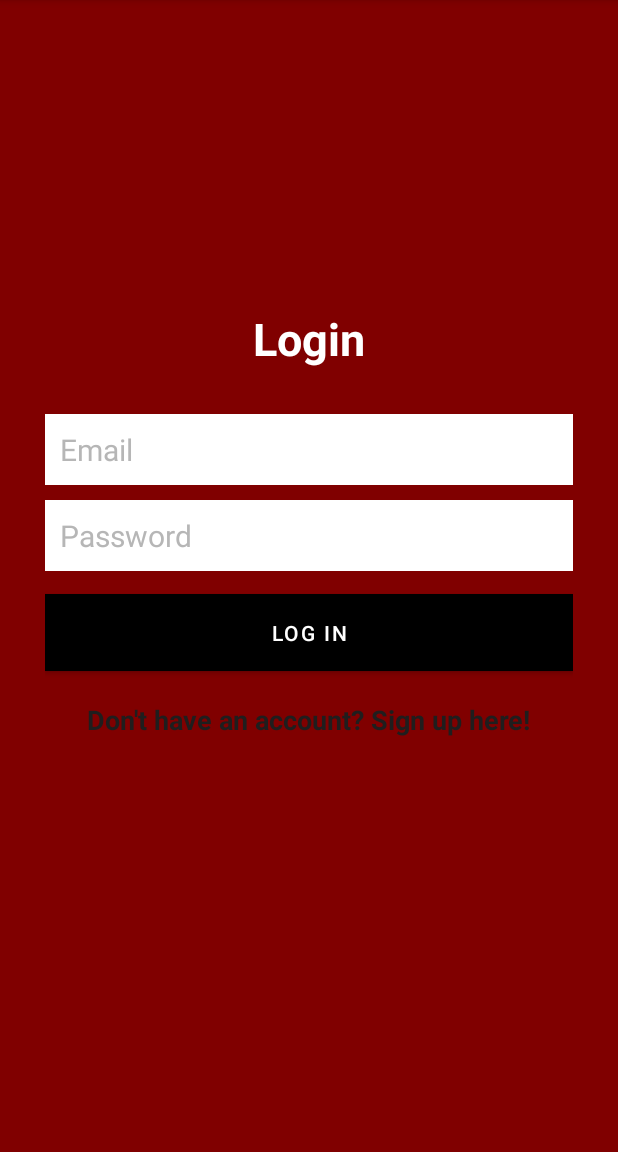
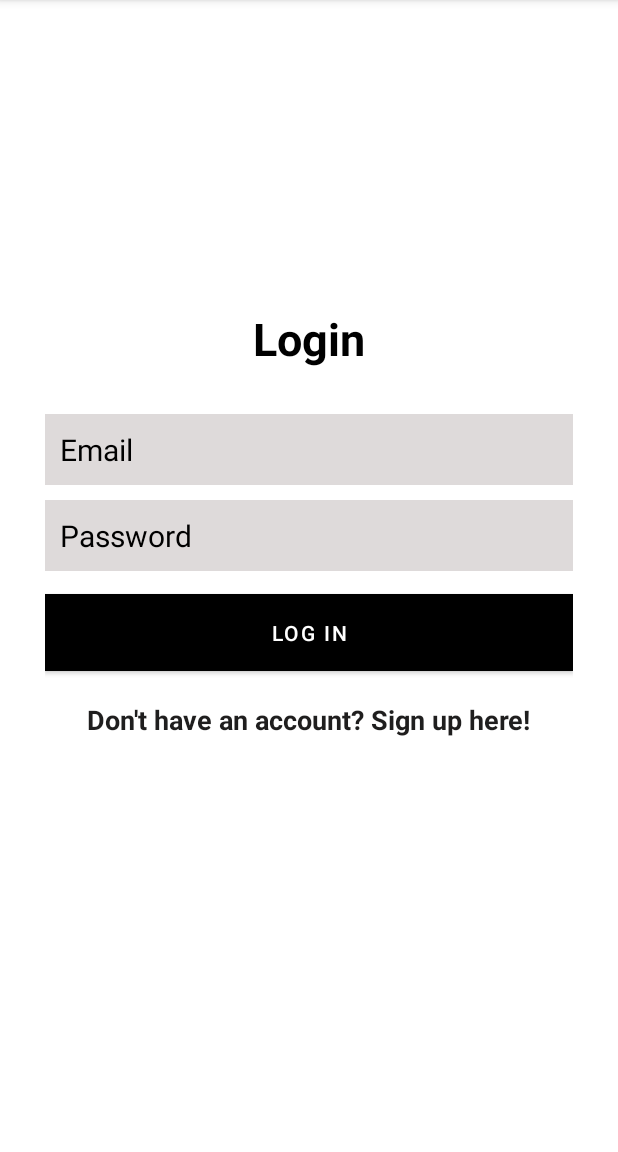
Before and after one commit to DevSheila/GamersLeague, an Android app: the screen it shows after launch (LoginActivity), on a phone screen of 412 x 824 dp, the part 84-1236 px from its top. Run offline under Robolectric (Android 15) with nearby library versions, the phone set to English and light mode, and no system bars; our stand-ins replace ButterKnife, Firebase (no records; nobody signed in at launch, a user with empty details on screens opened directly).

Commit message:
change sign up and login backround

```diff
--- a/app/src/main/res/layout/activity_login.xml
+++ b/app/src/main/res/layout/activity_login.xml
@@ -5,7 +5,7 @@
     android:layout_width="match_parent"
     android:layout_height="match_parent"
     tools:context=".ui.LoginActivity"
-    android:background="@color/maroon">
+    android:background="@color/white">
 
     <LinearLayout
         android:orientation="vertical"
@@ -20,27 +20,27 @@
             android:id="@+id/emailEditText"
             android:layout_width="match_parent"
             android:layout_height="wrap_content"
-            android:background="@android:color/white"
+            android:background="#DEDADA"
             android:hint="Email"
             android:inputType="textEmailAddress"
             android:nextFocusDown="@+id/passwordEditText"
             android:padding="10dp"
             android:layout_marginBottom="10dp"
             android:textColor="@android:color/black"
-            android:textColorHint="@color/colorDivider"
+            android:textColorHint="@color/black"
             android:textSize="20sp" />
 
         <EditText
             android:id="@+id/passwordEditText"
             android:layout_width="match_parent"
             android:layout_height="wrap_content"
-            android:background="@android:color/white"
+            android:background="#DEDADA"
             android:hint="Password"
             android:inputType="textPassword"
             android:nextFocusDown="@+id/passwordEditText"
             android:padding="10dp"
             android:textColor="@android:color/black"
-            android:textColorHint="@color/colorDivider"
+            android:textColorHint="@color/black"
             android:textSize="20sp" />
 
 
@@ -71,7 +71,7 @@
         android:layout_width="wrap_content"
         android:layout_height="wrap_content"
         android:text="Login"
-        android:textColor="@color/white"
+        android:textColor="@color/black"
         android:textSize="30dp"
         android:textStyle="bold"
         android:layout_above="@+id/linearLayout"
```
Also changed, not shown: app/src/main/res/layout/activity_signup.xml (+13 -11 lines).
